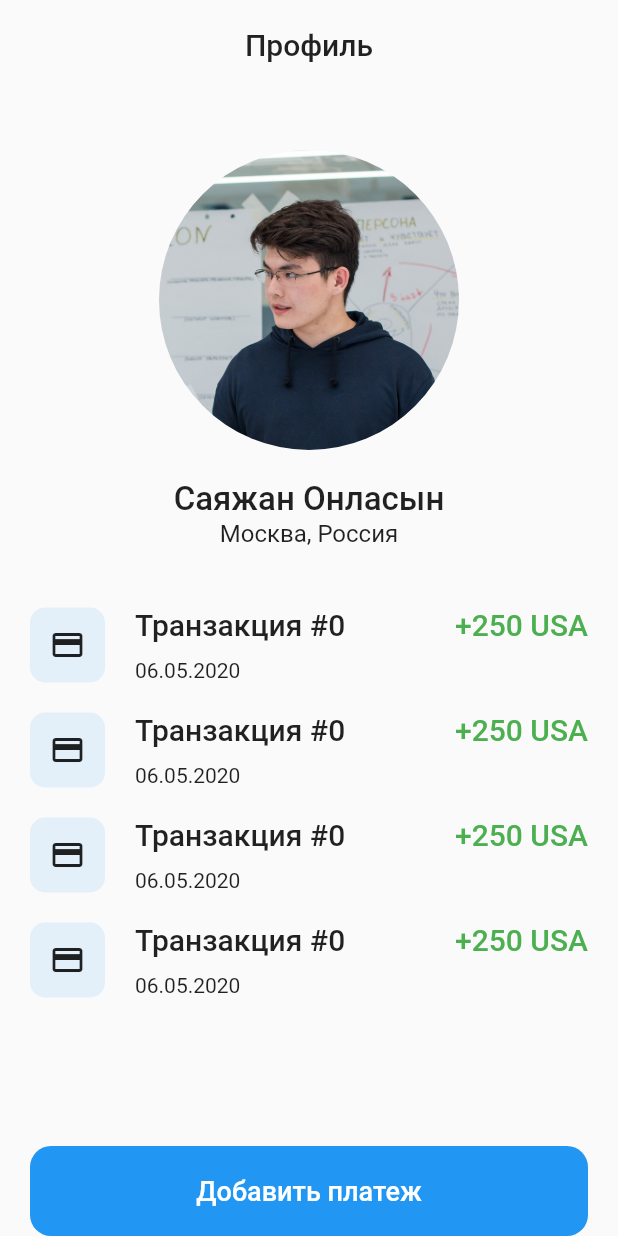
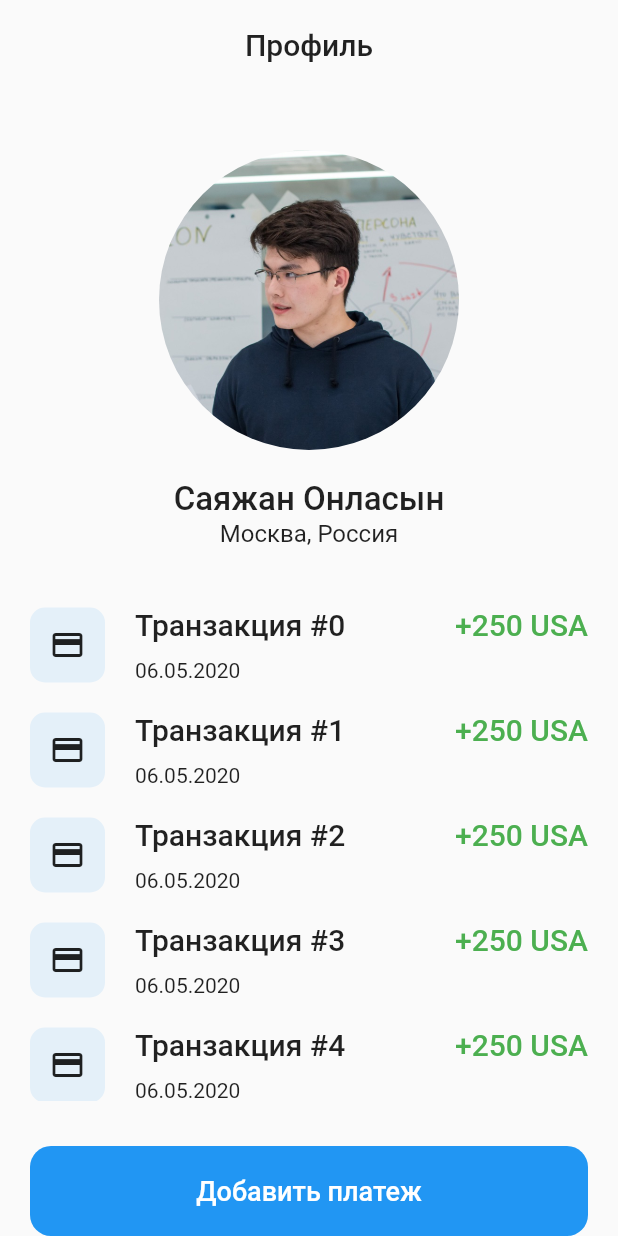
Before and after one commit to Crepiks/psb-profile, a Flutter app: the screen it shows after launch, on a phone screen of 412 x 824 dp. Run offline on Flutter 3.47's test engine with Material 2 defaults, Android fonts, the phone set to English and light mode, and no system bars; missing offline and left inert: micro_mobile.

```diff
--- a/lib/app.dart
+++ b/lib/app.dart
@@ -50,28 +50,17 @@ class _ProfileScreenState extends State<ProfileScreen> {
           ),
           Expanded(
             child: Padding(
-              padding: EdgeInsets.only(top: 30, bottom: 30),
-              child: Column(
-                children: [
-                  Padding(
-                    padding: EdgeInsets.only(top: 10, bottom: 10),
-                    child: TransactionCard(),
-                  ),
-                  Padding(
-                    padding: EdgeInsets.only(top: 10, bottom: 10),
-                    child: TransactionCard(),
-                  ),
-                  Padding(
-                    padding: EdgeInsets.only(top: 10, bottom: 10),
-                    child: TransactionCard(),
-                  ),
-                  Padding(
-                    padding: EdgeInsets.only(top: 10, bottom: 10),
-                    child: TransactionCard(),
-                  ),
-                ],
-              ),
-            ),
+                padding: EdgeInsets.only(top: 30, bottom: 30),
+                child: ListView.builder(
+                    itemCount: 5,
+                    itemBuilder: (context, index) {
+                      return Padding(
+                        padding: EdgeInsets.only(top: 10, bottom: 10),
+                        child: TransactionCard(
+                          id: index,
+                        ),
+                      );
+                    })),
           ),
           SizedBox(
             height: 60,
--- a/lib/widgets/transaction_card.dart
+++ b/lib/widgets/transaction_card.dart
@@ -1,7 +1,9 @@
 import "package:flutter/material.dart";
 
 class TransactionCard extends StatelessWidget {
-  const TransactionCard({Key? key}) : super(key: key);
+  late final int? id;
+
+  TransactionCard({Key? key, this.id}) : super(key: key);
 
   @override
   Widget build(BuildContext context) {
@@ -29,7 +31,7 @@ class TransactionCard extends StatelessWidget {
                       crossAxisAlignment: CrossAxisAlignment.start,
                       children: [
                         Text(
-                          "Транзакция #0",
+                          "Транзакция #" + id.toString(),
                           style: TextStyle(
                               fontSize: 20, fontWeight: FontWeight.w500),
                         ),
```
